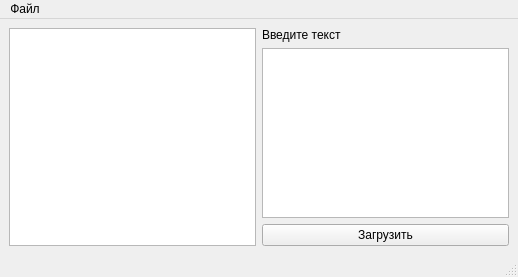
Old version of the form testdesign.ui in the repository Apazidii/OOP.
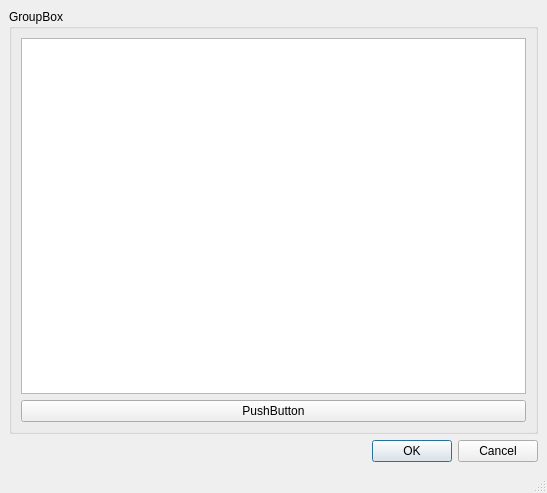
New version of the form.

Commit message: Тестовый Дизайн новых окон в формате .py

The edit to the form file:
```diff
--- a/testdesign.ui
+++ b/testdesign.ui
@@ -6,38 +6,40 @@
    <rect>
     <x>0</x>
     <y>0</y>
-    <width>518</width>
-    <height>277</height>
+    <width>547</width>
+    <height>493</height>
    </rect>
   </property>
   <property name="windowTitle">
    <string>MainWindow</string>
   </property>
   <widget class="QWidget" name="centralwidget">
-   <layout class="QHBoxLayout" name="horizontalLayout">
+   <layout class="QVBoxLayout" name="verticalLayout_2">
     <item>
-     <widget class="QTableWidget" name="tableWidget"/>
-    </item>
-    <item>
+     <widget class="QGroupBox" name="groupBox">
+      <property name="title">
+       <string>GroupBox</string>
+      </property>
      <layout class="QVBoxLayout" name="verticalLayout">
       <item>
-       <widget class="QLabel" name="label">
-        <property name="text">
-         <string>Введите текст</string>
-        </property>
-       </widget>
-      </item>
-      <item>
-       <widget class="QPlainTextEdit" name="plainTextEdit"/>
+        <widget class="QListView" name="listView"/>
       </item>
       <item>
        <widget class="QPushButton" name="pushButton">
         <property name="text">
-         <string>Загрузить</string>
+          <string>PushButton</string>
         </property>
        </widget>
       </item>
      </layout>
+     </widget>
+    </item>
+    <item>
+     <widget class="QDialogButtonBox" name="buttonBox">
+      <property name="standardButtons">
+       <set>QDialogButtonBox::Cancel|QDialogButtonBox::Ok</set>
+      </property>
+     </widget>
     </item>
    </layout>
   </widget>
@@ -46,19 +48,10 @@
     <rect>
      <x>0</x>
      <y>0</y>
-     <width>518</width>
+     <width>547</width>
      <height>22</height>
     </rect>
    </property>
-   <widget class="QMenu" name="File_menu">
-    <property name="title">
-     <string>Файл</string>
-    </property>
-    <addaction name="save"/>
-    <addaction name="save_as"/>
-    <addaction name="load"/>
-   </widget>
-   <addaction name="File_menu"/>
   </widget>
   <widget class="QStatusBar" name="statusbar"/>
   <action name="save">
```
Left out of the diff: 15 changed lines with no effect on the pictures. Lines whose indentation alone changed are shown as unchanged. The commit also changes 1 other file.
